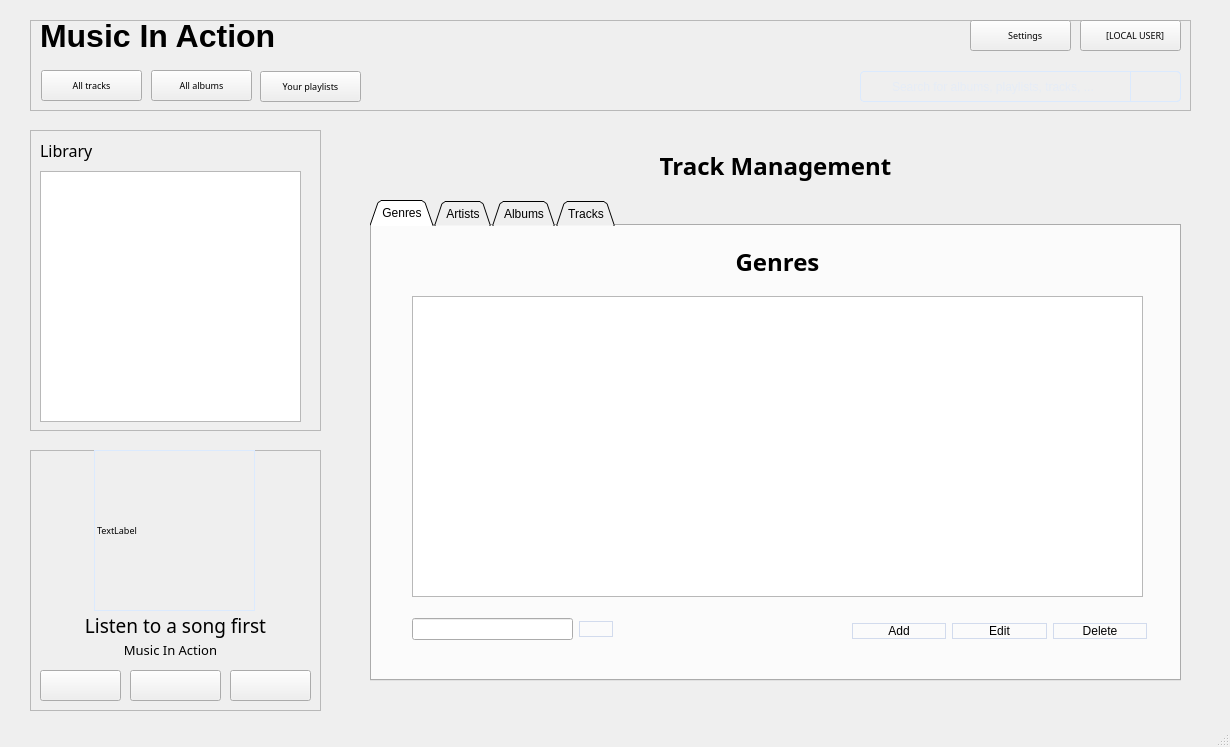
First picture: the form in mainwindow.ui, repository AlexDev404/GUIFinalProject, before the edit.
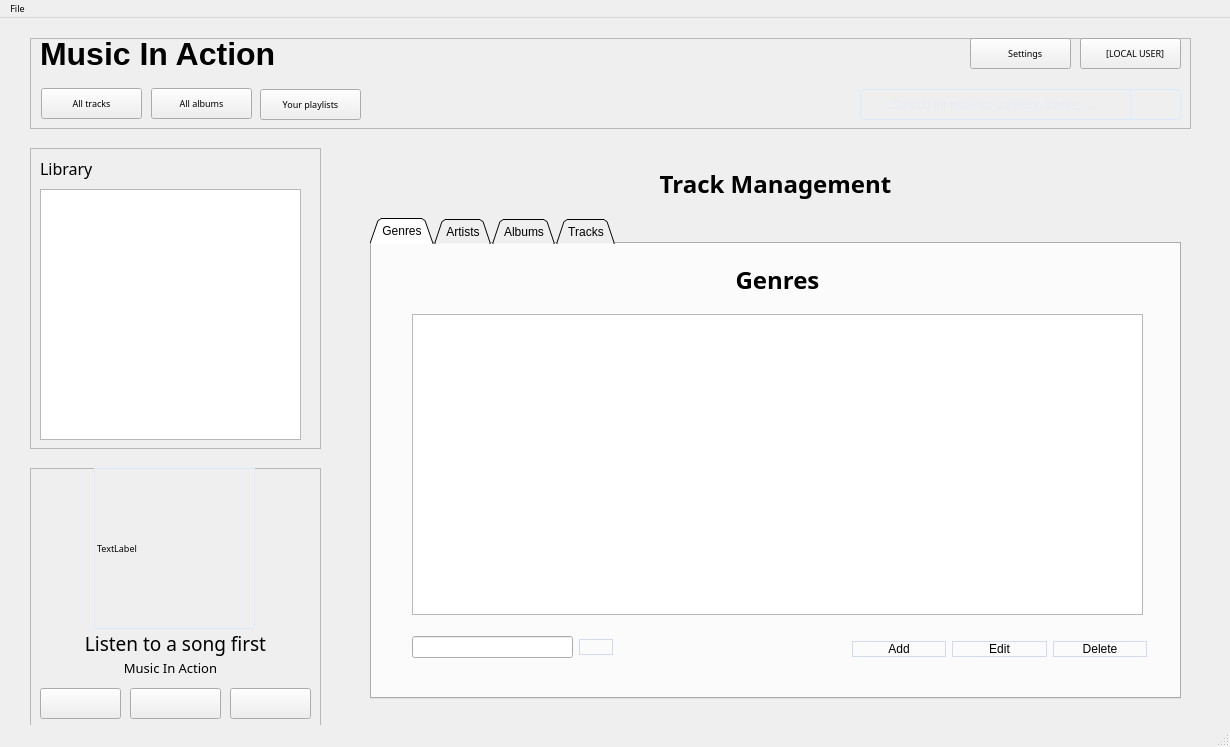
Second picture: the form after the edit.

What changed in the file:
```diff
--- a/mainwindow.ui
+++ b/mainwindow.ui
@@ -1950,9 +1950,16 @@
      <x>0</x>
      <y>0</y>
      <width>1230</width>
-     <height>17</height>
+     <height>16</height>
     </rect>
    </property>
+   <widget class="QMenu" name="menuFile">
+    <property name="title">
+     <string>File</string>
+    </property>
+    <addaction name="actionOpen_Folder"/>
+   </widget>
+   <addaction name="menuFile"/>
   </widget>
   <widget class="QStatusBar" name="statusbar"/>
  </widget>
```
Left out of the diff: 5 changed lines with no effect on the pictures.
